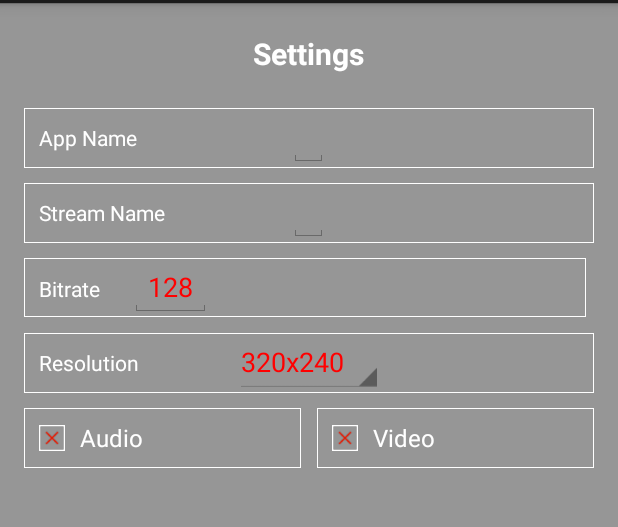
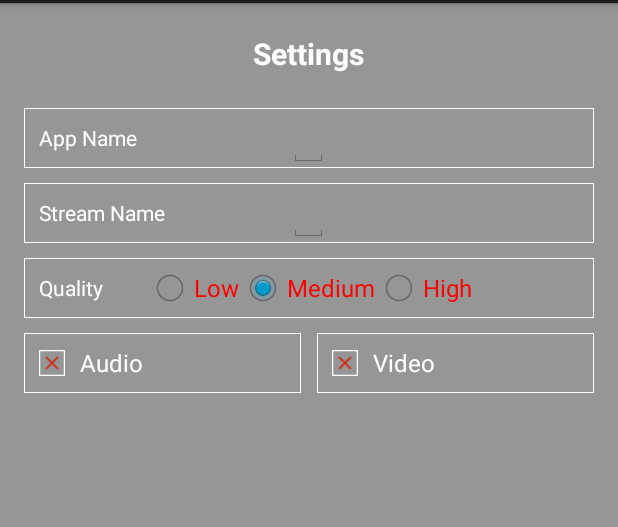
Before and after one commit to triasbrata/red5pro-android-app, an Android app: the layout fragment_settings_dialog.xml on its own in the app's theme, with its tools: preview values and no code run, on a phone screen of 412 x 824 dp, the part 69-596 px from its top. Run offline under Robolectric (Android 15) with nearby library versions, the phone set to English and light mode, and no system bars.

Commit message:
Updated stream settings to be radio buttons
Addressing RPRO-2560 for Android

* Settings are Low, Medium, and High
* Settings are based on https://blog.red5pro.com/stream-settings-for-live-broadcasts-balancing-latency-and-video-quality/
* Low is: 240p (486 resolution width, 240 resolution height, 400 Kbps bitrate)
* Medium is 480p (854 resolution width, 480 resolution height, 1000 Kbps bitrate)
* High is 1080p (1920 resolution width, 1080 resolution height, 4500 Kbps bitrate)
* Setting values retrieved from Chris Allen via Slack (direct message from myself to him) on 2016-04-25

```diff
--- a/Red5Pro/src/main/res/layout/fragment_settings_dialog.xml
+++ b/Red5Pro/src/main/res/layout/fragment_settings_dialog.xml
@@ -65,9 +65,9 @@
             android:layout_alignParentTop="true"
             android:layout_alignParentLeft="true"
             android:layout_alignParentStart="true"
-            android:background="@drawable/border"
             android:layout_alignParentRight="true"
-            android:layout_alignParentEnd="true">
+            android:layout_alignParentEnd="true"
+            android:background="@drawable/border">
 
             <TextView
                 android:layout_width="wrap_content"
@@ -99,82 +99,63 @@
             android:layout_alignParentRight="true"
             android:layout_alignParentEnd="true">
 
-            <LinearLayout
-                android:orientation="horizontal"
-                android:layout_marginTop="0dp"
-                android:layout_width="match_parent"
-                android:layout_height="match_parent"
-                android:layout_alignParentTop="true"
-                android:layout_alignParentLeft="true"
-                android:layout_alignParentStart="true"
-                android:layout_alignParentRight="true"
-                android:layout_alignParentEnd="true">
-
-                <LinearLayout
-                    android:layout_width="0dp"
-                    android:layout_weight=".50"
-                    android:layout_marginRight="5dp"
-                    android:layout_height="match_parent"
-                    android:background="@drawable/border">
-
-                    <TextView
-                        android:layout_width="wrap_content"
-                        android:layout_height="wrap_content"
-                        android:text="Bitrate"
-                        android:paddingLeft="10dp"
-                        android:layout_centerVertical="true"
-                        android:textColor="#ffffffff" />
-
-                    <EditText
-                        android:layout_width="wrap_content"
-                        android:layout_height="wrap_content"
-                        android:maxWidth="200dp"
-                        android:id="@+id/settings_bitrate"
-                        android:text="128"
-                        android:layout_marginLeft="20dp"
-                        android:layout_centerVertical="true"
-                        android:singleLine="true"
-                        android:textColor="#ffff0000" />
-
-                </LinearLayout>
-
-
-
-            </LinearLayout>
-
             <RelativeLayout
-                android:layout_marginTop="50dp"
                 android:layout_width="match_parent"
                 android:layout_height="40dp"
                 android:layout_alignParentTop="true"
                 android:layout_alignParentLeft="true"
                 android:layout_alignParentStart="true"
-                android:background="@drawable/border"
                 android:layout_alignParentRight="true"
-                android:layout_alignParentEnd="true">
+                android:layout_alignParentEnd="true"
+                android:background="@drawable/border">
 
                 <TextView
                     android:layout_width="wrap_content"
                     android:layout_height="wrap_content"
-                    android:text="Resolution"
+                    android:text="Quality"
+                    android:paddingStart="10dp"
                     android:paddingLeft="10dp"
+                    android:paddingRight="10dp"
                     android:layout_centerVertical="true"
-                    android:textColor="#ffffffff" />
+                    android:textColor="#ffffffff"/>
 
-                <Spinner
-
-                    android:id="@+id/resolutionPicker"
+                <RadioGroup
                     android:layout_width="wrap_content"
                     android:layout_height="wrap_content"
                     android:layout_centerHorizontal="true"
                     android:layout_centerVertical="true"
-                    android:entries="@array/resolutions_array">
-                </Spinner>
+                    android:orientation="horizontal"
+                    android:id="@+id/settings_quality">
+
+                    <RadioButton
+                        android:layout_width="wrap_content"
+                        android:layout_height="wrap_content"
+                        android:text="Low"
+                        android:textColor="#ffff0000"
+                        android:id="@+id/settings_quality_low"/>
+
+                    <RadioButton
+                        android:layout_width="wrap_content"
+                        android:layout_height="wrap_content"
+                        android:text="Medium"
+                        android:checked="true"
+                        android:textColor="#ffff0000"
+                        android:textColorHighlight="#ffff0000"
+                        android:id="@+id/settings_quality_medium" />
+
+                    <RadioButton
+                        android:layout_width="wrap_content"
+                        android:layout_height="wrap_content"
+                        android:text="High"
+                        android:textColor="#ffff0000"
+                        android:id="@+id/settings_quality_high"/>
+
+                </RadioGroup>
 
             </RelativeLayout>
 
             <LinearLayout
-                android:layout_marginTop="100dp"
+                android:layout_marginTop="50dp"
                 android:layout_width="match_parent"
                 android:layout_height="40dp"
                 android:layout_alignParentTop="true"
```
Also changed, not shown: Red5Pro/src/main/java/infrared5/com/red5proandroid/settings/SettingsDialogFragment.java (+81 -22 lines), Red5Pro/src/main/res/values/strings.xml (+7 -1 lines).
